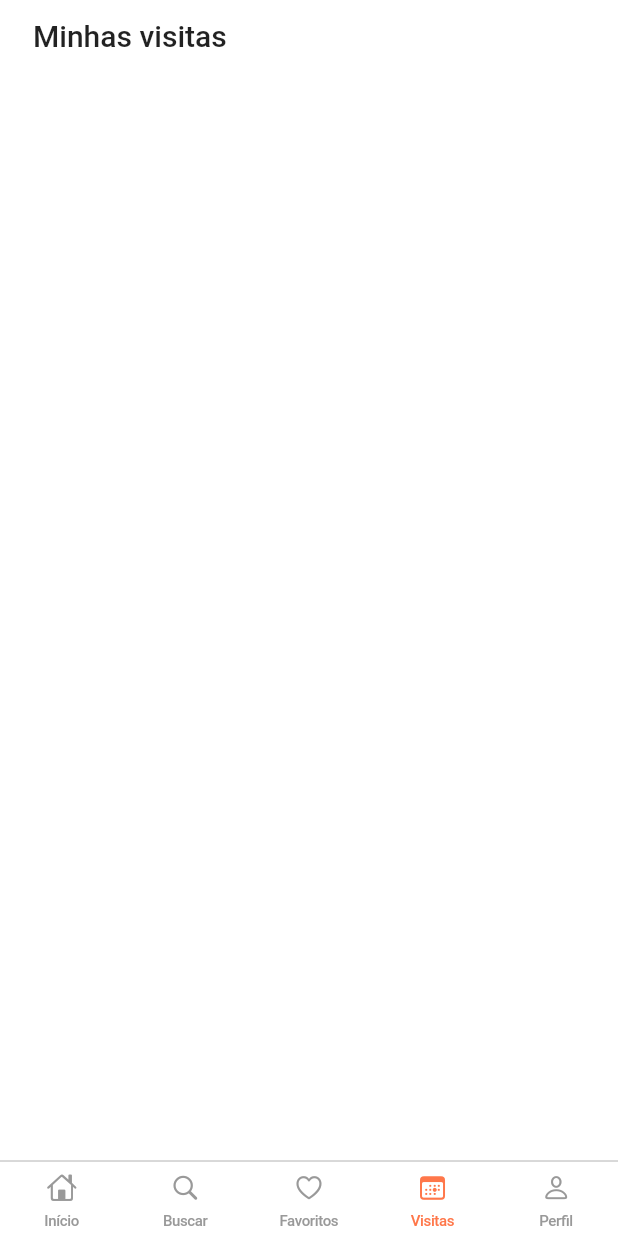
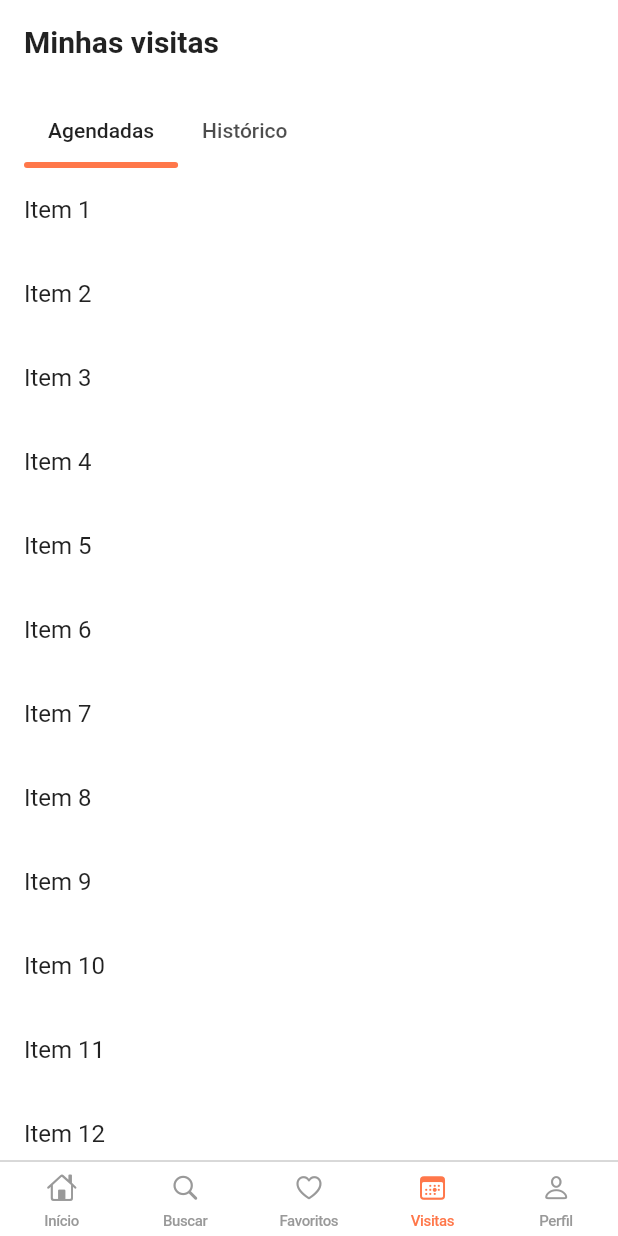
Before and after one commit to caiomourasud/loft, a Flutter app: the screen it shows after launch, item 4 of the bottom bar chosen, on a phone screen of 412 x 824 dp. Run offline on Flutter 3.47's test engine with Material 2 defaults, Android fonts, the phone set to English and light mode, and no system bars; our stand-ins replace flutter_svg.

Commit message:
Creating LoftPage

```diff
--- /dev/null
+++ b/lib/app/components/loft_tab_bar_indicator.dart
@@ -0,0 +1,49 @@
+import 'package:flutter/widgets.dart';
+
+class LoftTabBarIndicator extends Decoration {
+  const LoftTabBarIndicator({
+    required this.indicatorHeight,
+    required this.indicatorColor,
+  });
+
+  final double indicatorHeight;
+  final Color indicatorColor;
+
+  @override
+  LoftTabBarPainter createBoxPainter([VoidCallback? onChanged]) {
+    return LoftTabBarPainter(this, onChanged);
+  }
+}
+
+class LoftTabBarPainter extends BoxPainter {
+  final LoftTabBarIndicator decoration;
+
+  LoftTabBarPainter(this.decoration, VoidCallback? onChanged)
+      : super(onChanged);
+
+  @override
+  void paint(Canvas canvas, Offset offset, ImageConfiguration configuration) {
+    assert(configuration.size != null);
+
+    Rect rect;
+    rect = Offset(
+          offset.dx,
+          (configuration.size?.height ?? decoration.indicatorHeight) -
+              decoration.indicatorHeight,
+        ) &
+        Size((configuration.size?.width ?? decoration.indicatorHeight),
+            decoration.indicatorHeight);
+
+    final Paint paint = Paint()
+      ..color = decoration.indicatorColor
+      ..style = PaintingStyle.fill;
+
+    canvas.drawRRect(
+      RRect.fromRectAndRadius(
+        rect,
+        Radius.circular(decoration.indicatorHeight),
+      ),
+      paint,
+    );
+  }
+}
--- /dev/null
+++ b/lib/app/pages/loft_page.dart
@@ -0,0 +1,111 @@
+import 'package:flutter/material.dart';
+import 'package:loft/app/components/loft_app_bar_content.dart';
+
+enum LoftAppBarType {
+  withTitle,
+  noTitle,
+}
+
+class LoftPage extends StatefulWidget {
+  const LoftPage.withTitle({
+    required this.children,
+    this.scrollController,
+    this.appBarBottom,
+    String? title,
+    super.key,
+  })  : _title = title,
+        _showCityDropdown = false,
+        _loftAppBarType = LoftAppBarType.withTitle;
+
+  const LoftPage.noTitle({
+    required this.children,
+    this.scrollController,
+    this.appBarBottom,
+    bool showCityDropdown = true,
+    super.key,
+  })  : _showCityDropdown = showCityDropdown,
+        _title = null,
+        _loftAppBarType = LoftAppBarType.noTitle;
+
+  final List<Widget> children;
+  final ScrollController? scrollController;
+  final PreferredSizeWidget? appBarBottom;
+
+  final bool _showCityDropdown;
+  final String? _title;
+  final LoftAppBarType? _loftAppBarType;
+
+  @override
+  State<LoftPage> createState() => _LoftPageState();
+}
+
+class _LoftPageState extends State<LoftPage> {
+  late ScrollController _scrollController;
+  bool listScrolled = false;
+
+  @override
+  void initState() {
+    if (widget.scrollController != null) {
+      _scrollController = widget.scrollController!;
+    } else {
+      _scrollController = ScrollController();
+    }
+    _scrollController.addListener(onScroll);
+
+    super.initState();
+  }
+
+  @override
+  void dispose() {
+    _scrollController.removeListener(onScroll);
+    super.dispose();
+  }
+
+  void onScroll() {
+    if (_scrollController.position.pixels > 0.0 && listScrolled == false) {
+      setState(() => listScrolled = true);
+    }
+    if (_scrollController.position.pixels <= 0.0 && listScrolled == true) {
+      setState(() => listScrolled = false);
+    }
+  }
+
+  final list = List<String>.generate(100, (i) => 'Item ${i + 1}');
+
+  Widget get title => widget._title != null && widget._title != ''
+      ? AnimatedDefaultTextStyle(
+          duration: const Duration(milliseconds: 200),
+          style: listScrolled
+              ? Theme.of(context).textTheme.titleMedium?.copyWith(
+                        fontWeight: FontWeight.bold,
+                      ) ??
+                  const TextStyle()
+              : Theme.of(context).textTheme.titleLarge?.copyWith(
+                        fontWeight: FontWeight.bold,
+                      ) ??
+                  const TextStyle(),
+          child: Text(
+            widget._title!,
+          ),
+        )
+      : LoftAppBarContent(showDropdown: widget._showCityDropdown);
+
+  @override
+  Widget build(BuildContext context) {
+    return Scaffold(
+      backgroundColor: Colors.white,
+      appBar: AppBar(
+        centerTitle: false,
+        bottom: widget.appBarBottom,
+        elevation: listScrolled ? 1.0 : 0.0,
+        backgroundColor: Colors.white,
+        title: title,
+        toolbarHeight:
+            widget._loftAppBarType == LoftAppBarType.withTitle && listScrolled
+                ? kToolbarHeight - 16.0
+                : null,
+      ),
+      body: ListView(controller: _scrollController, children: widget.children),
+    );
+  }
+}
--- a/lib/app/pages/visits/visits_page.dart
+++ b/lib/app/pages/visits/visits_page.dart
@@ -1,4 +1,7 @@
 import 'package:flutter/material.dart';
+import 'package:loft/app/components/loft_tab_bar_indicator.dart';
+import 'package:loft/app/pages/loft_page.dart';
+import 'package:loft/app/themes/loft_theme.dart';
 
 class VisitsPage extends StatefulWidget {
   const VisitsPage({super.key});
@@ -7,28 +10,51 @@ class VisitsPage extends StatefulWidget {
   State<VisitsPage> createState() => _VisitsPageState();
 }
 
-class _VisitsPageState extends State<VisitsPage> {
+class _VisitsPageState extends State<VisitsPage> with TickerProviderStateMixin {
+  late TabController _tabsController;
+
+  final list = List<String>.generate(100, (i) => 'Item ${i + 1}');
+
+  @override
+  void initState() {
+    _tabsController = TabController(
+      length: 2,
+      vsync: this,
+      initialIndex: 0,
+    );
+    super.initState();
+  }
+
   @override
   Widget build(BuildContext context) {
-    return Scaffold(
-      backgroundColor: Colors.white,
-      appBar: AppBar(
-        toolbarHeight: 0.0,
-        elevation: 0.0,
-        backgroundColor: Colors.white,
-      ),
-      body: Column(
-        children: [
-          const SizedBox(height: 12.0),
-          Padding(
-            padding: const EdgeInsets.symmetric(horizontal: 22.0),
-            child: Text(
-              'Minhas visitas',
-              style: Theme.of(context).textTheme.titleLarge,
-            ),
-          )
-        ],
-      ),
+    return LoftPage.withTitle(
+      title: 'Minhas visitas',
+      appBarBottom: PreferredSize(
+          preferredSize: const Size.fromHeight(kToolbarHeight),
+          child: Container(
+              padding: const EdgeInsets.symmetric(horizontal: 16.0),
+              color: Colors.white,
+              child: Row(
+                children: [
+                  TabBar(
+                    controller: _tabsController,
+                    isScrollable: true,
+                    indicator: LoftTabBarIndicator(
+                      indicatorColor: LoftTheme.colorCustom,
+                      indicatorHeight: 4.0,
+                    ),
+                    tabs: const [
+                      Tab(text: 'Agendadas'),
+                      Tab(text: 'Histórico'),
+                    ],
+                  ),
+                ],
+              ))),
+      children: list
+          .map((e) => ListTile(
+                title: Text(e),
+              ))
+          .toList(),
     );
   }
 }
```
Also changed, not shown: lib/app/components/loft_app_bar_content.dart (renamed from lib/app/components/logo_tab_bar.dart, +7 -4 lines), lib/app/pages/favorites/favorites_page.dart (+10 -19 lines), lib/app/pages/home/home_page.dart (+12 -18 lines), lib/app/pages/profile/profile_page.dart (+51 -17 lines), lib/app/pages/search/search_page.dart (+9 -17 lines).
